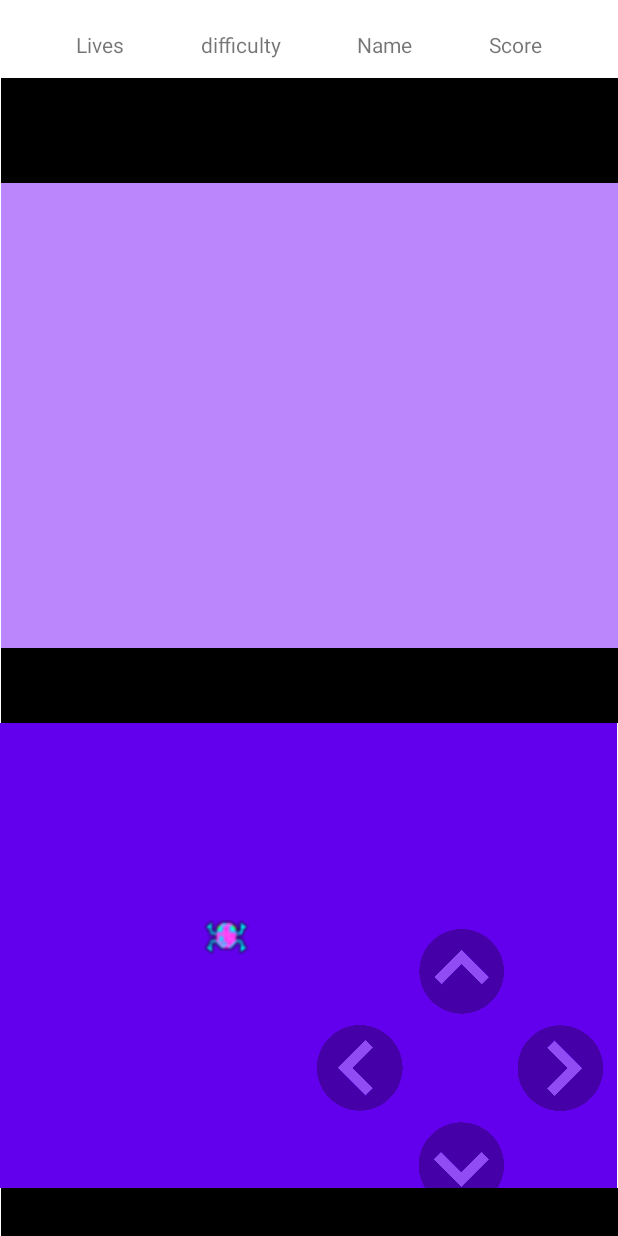
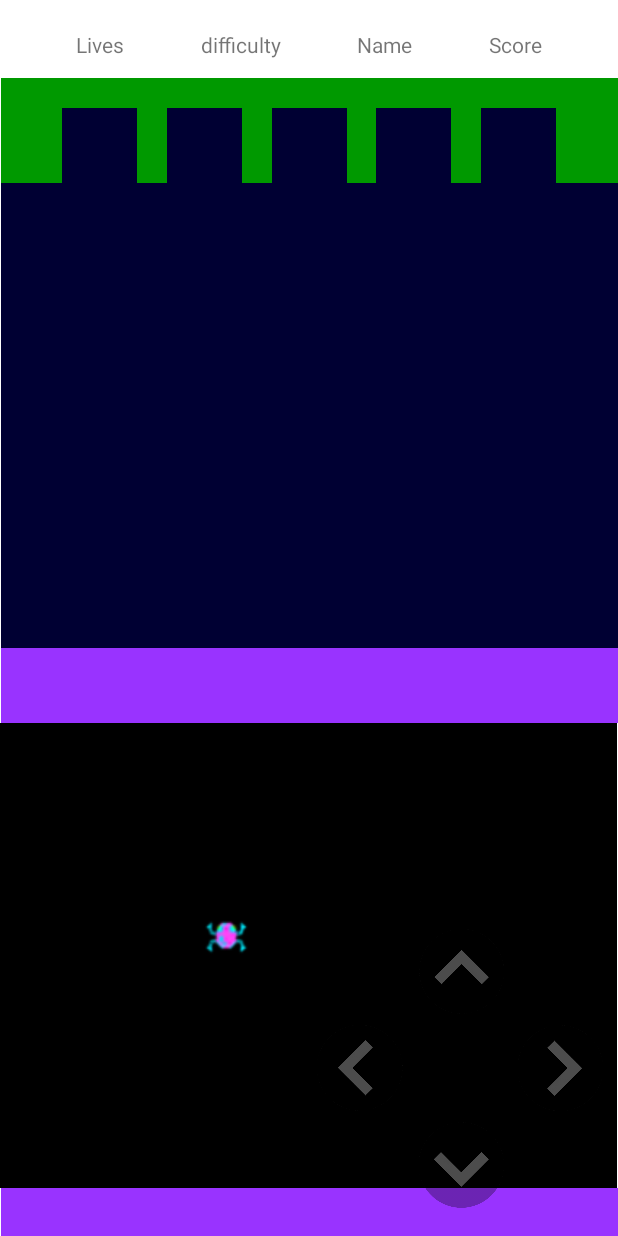
Before and after one commit to jha68/Cross-the-Road, an Android app: the GameFragment screen opened through its navigation route, on a phone screen of 412 x 824 dp. Run offline under Robolectric (Android 15) with nearby library versions, the phone set to English and light mode, and no system bars; 4 statements that could not run were skipped.

Commit message:
editing map design(changing background color, creating goal points)

```diff
--- a/app/src/main/res/layout/fragment_game.xml
+++ b/app/src/main/res/layout/fragment_game.xml
@@ -51,7 +51,7 @@
         android:id="@+id/lives_value"
         android:layout_width="15dp"
         android:layout_height="15dp"
-        android:layout_marginTop="@dimen/text_margin_top"
+        android:layout_marginTop="12dp"
         android:digits="3"
         app:layout_constraintEnd_toEndOf="@id/lives"
         app:layout_constraintStart_toStartOf="@id/lives"
@@ -61,7 +61,7 @@
         android:id="@+id/name_value"
         android:layout_width="wrap_content"
         android:layout_height="wrap_content"
-        android:layout_marginTop="@dimen/text_margin_top"
+        android:layout_marginTop="12dp"
         android:text="@string/name_value"
         app:layout_constraintEnd_toEndOf="@id/name"
         app:layout_constraintStart_toStartOf="@id/name"
@@ -72,9 +72,9 @@
         android:layout_width="50dp"
         android:layout_height="wrap_content"
         android:layout_marginTop="12dp"
+        android:layout_marginLeft="30dp"
         android:minHeight="48dp"
         app:layout_constraintEnd_toEndOf="@id/score"
-        app:layout_constraintHorizontal_bias="0.0"
         app:layout_constraintStart_toStartOf="@id/score"
         app:layout_constraintTop_toBottomOf="@id/score" />
 
@@ -82,9 +82,8 @@
         android:id="@+id/difficulty_value"
         android:layout_width="wrap_content"
         android:layout_height="wrap_content"
-        android:layout_marginTop="@dimen/text_margin_top"
+        android:layout_marginTop="12dp"
         app:layout_constraintEnd_toEndOf="@id/difficulty"
-        app:layout_constraintHorizontal_bias="0.452"
         app:layout_constraintStart_toStartOf="@id/difficulty"
         app:layout_constraintTop_toBottomOf="@id/difficulty" />
 
@@ -166,13 +165,13 @@
         app:layout_constraintEnd_toEndOf="parent"
         app:layout_constraintStart_toStartOf="parent"
         app:layout_constraintTop_toBottomOf="@id/road"
-        android:src="@color/black" />
+        android:background="#9933ff" />
 
     <ImageView
         android:id="@+id/road"
         android:layout_width="411dp"
         android:layout_height="310dp"
-        android:src="@color/purple_500"
+        android:src="@color/black"
         app:layout_constraintBottom_toTopOf="@id/start_point"
         app:layout_constraintEnd_toEndOf="parent"
         app:layout_constraintHorizontal_bias="0.0"
@@ -187,7 +186,7 @@
         app:layout_constraintEnd_toEndOf="parent"
         app:layout_constraintStart_toStartOf="parent"
         app:layout_constraintTop_toBottomOf="@id/river"
-        android:src="@color/black" />
+        android:background="#9933ff" />
 
     <ImageView
         android:id="@+id/river"
@@ -198,7 +197,7 @@
         app:layout_constraintEnd_toEndOf="parent"
         app:layout_constraintStart_toStartOf="parent"
         app:layout_constraintTop_toBottomOf="@id/goal"
-        android:src="@color/purple_200" />
+        android:background="#000033" />
 
     <ImageView
         android:id="@+id/goal"
@@ -209,7 +208,65 @@
         app:layout_constraintEnd_toEndOf="parent"
         app:layout_constraintStart_toStartOf="parent"
         app:layout_constraintTop_toTopOf="parent"
-        android:src="@color/black" />
+        android:background="#009900" />
+
+    <ImageView
+        android:id = "@+id/goal_1"
+        android:layout_width="50dp"
+        android:layout_height="50dp"
+        android:layout_marginTop="20dp"
+        android:layout_marginLeft="1dp"
+        android:layout_marginRight="30dp"
+        app:layout_constraintBottom_toTopOf="@id/river"
+        app:layout_constraintEnd_toEndOf="@id/goal_2"
+        app:layout_constraintStart_toStartOf="parent"
+        android:background="#000033"/>
+
+    <ImageView
+        android:id = "@+id/goal_2"
+        android:layout_width="50dp"
+        android:layout_height="50dp"
+        android:layout_marginTop="20dp"
+        android:layout_marginLeft="15dp"
+        android:layout_marginRight="15dp"
+        app:layout_constraintBottom_toTopOf="@id/river"
+        app:layout_constraintEnd_toEndOf="@id/goal_3"
+        app:layout_constraintStart_toStartOf="@id/goal_1"
+        android:background="#000033"/>
+    <ImageView
+        android:id = "@+id/goal_3"
+        android:layout_width="50dp"
+        android:layout_height="50dp"
+        android:layout_marginTop="20dp"
+        android:layout_marginLeft="15dp"
+        android:layout_marginRight="15dp"
+        app:layout_constraintBottom_toTopOf="@id/river"
+        app:layout_constraintEnd_toEndOf="@id/goal_4"
+        app:layout_constraintStart_toStartOf="@id/goal_2"
+        android:background="#000033"/>
+    <ImageView
+        android:id = "@+id/goal_4"
+        android:layout_width="50dp"
+        android:layout_height="50dp"
+        android:layout_marginTop="20dp"
+        app:layout_constraintBottom_toTopOf="@id/river"
+        app:layout_constraintEnd_toEndOf="@id/goal_5"
+        app:layout_constraintStart_toStartOf="@id/goal_3"
+        android:layout_marginLeft="15dp"
+        android:layout_marginRight="15dp"
+        android:background="#000033"/>
+    <ImageView
+        android:id = "@+id/goal_5"
+        android:layout_width="50dp"
+        android:layout_height="50dp"
+        android:layout_marginTop="20dp"
+        app:layout_constraintBottom_toTopOf="@id/river"
+        app:layout_constraintEnd_toEndOf="parent"
+        app:layout_constraintStart_toStartOf="@id/goal_4"
+        android:layout_marginLeft="30dp"
+        android:layout_marginRight="1dp"
+        android:background="#000033"/>
+
 
 
 </androidx.constraintlayout.widget.ConstraintLayout>
```
